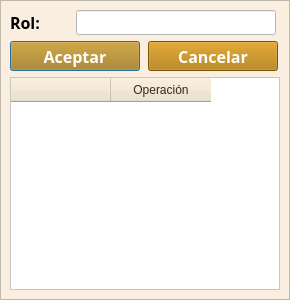
First picture: the form in funciones/adminusers/nuevoRol.ui, repository gerardoros/CartograficoQgisPlugin, before the edit.
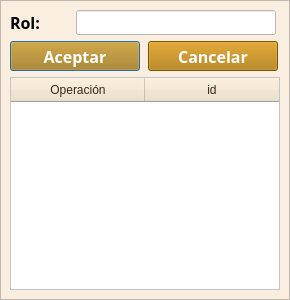
Second picture: the form after the edit.

Patch:
```diff
--- a/funciones/adminusers/nuevoRol.ui
+++ b/funciones/adminusers/nuevoRol.ui
@@ -221,14 +221,17 @@
          <property name="columnCount">
           <number>2</number>
          </property>
+         <attribute name="horizontalHeaderDefaultSectionSize">
+          <number>134</number>
+         </attribute>
          <column>
           <property name="text">
-           <string/>
+           <string>Operación</string>
           </property>
          </column>
          <column>
           <property name="text">
-           <string>Operación</string>
+           <string>id</string>
           </property>
          </column>
         </widget>
```
Left out of the diff: 5 changed lines with no effect on the pictures.
